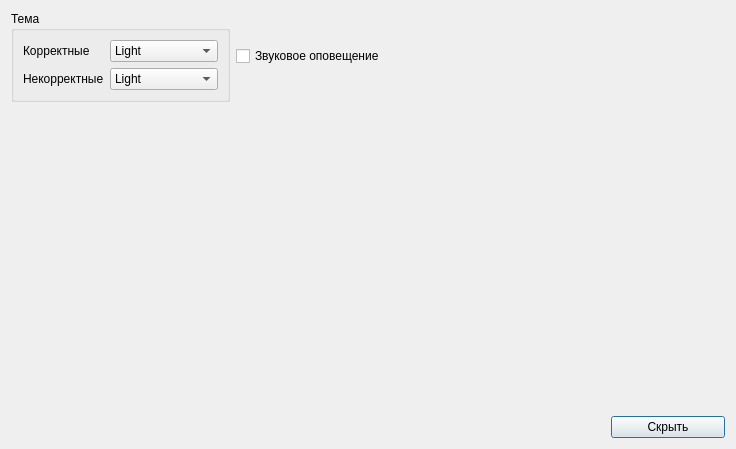
Before: the Qt Designer form auxviewdialog.ui in geophisics/SegdConverter, drawn with Qt 5.
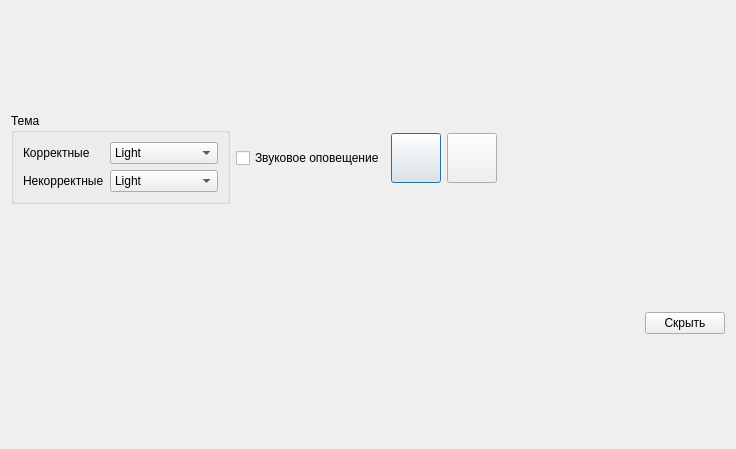
After: the same form once the commit is applied. Icons and pictures are not drawn.

```diff
--- a/auxviewdialog.ui
+++ b/auxviewdialog.ui
@@ -13,8 +13,10 @@
   <property name="windowTitle">
    <string>Dialog</string>
   </property>
-  <layout class="QGridLayout" name="gridLayout_2" rowstretch="0,1,0">
-   <item row="0" column="0">
+  <layout class="QGridLayout" name="gridLayout_2" columnstretch="0,1">
+   <item row="0" column="0" colspan="2">
+    <layout class="QHBoxLayout" name="horizontalLayout_3">
+     <item>
     <widget class="QGroupBox" name="groupBox">
      <property name="title">
       <string>Тема</string>
@@ -134,7 +136,7 @@
      </layout>
     </widget>
    </item>
-   <item row="0" column="1">
+     <item>
     <layout class="QVBoxLayout" name="verticalLayout">
      <item>
       <widget class="QCheckBox" name="soundCheckBox">
@@ -145,7 +147,84 @@
      </item>
     </layout>
    </item>
-   <item row="2" column="0" colspan="3">
+     <item>
+      <layout class="QHBoxLayout" name="horizontalLayout_2">
+       <item>
+        <widget class="QPushButton" name="prevPushButton">
+         <property name="minimumSize">
+          <size>
+           <width>50</width>
+           <height>50</height>
+          </size>
+         </property>
+         <property name="maximumSize">
+          <size>
+           <width>50</width>
+           <height>50</height>
+          </size>
+         </property>
+         <property name="text">
+          <string/>
+         </property>
+         <property name="icon">
+          <iconset resource="icons.qrc">
+           <normaloff>:/icons/imgs/previous.png</normaloff>:/icons/imgs/previous.png</iconset>
+         </property>
+         <property name="iconSize">
+          <size>
+           <width>35</width>
+           <height>35</height>
+          </size>
+         </property>
+        </widget>
+       </item>
+       <item>
+        <widget class="QPushButton" name="nextPushButton">
+         <property name="minimumSize">
+          <size>
+           <width>50</width>
+           <height>50</height>
+          </size>
+         </property>
+         <property name="maximumSize">
+          <size>
+           <width>50</width>
+           <height>50</height>
+          </size>
+         </property>
+         <property name="text">
+          <string/>
+         </property>
+         <property name="icon">
+          <iconset resource="icons.qrc">
+           <normaloff>:/icons/imgs/next.png</normaloff>:/icons/imgs/next.png</iconset>
+         </property>
+         <property name="iconSize">
+          <size>
+           <width>35</width>
+           <height>35</height>
+          </size>
+         </property>
+        </widget>
+       </item>
+      </layout>
+     </item>
+     <item>
+      <spacer name="horizontalSpacer_2">
+       <property name="orientation">
+        <enum>Qt::Horizontal</enum>
+       </property>
+       <property name="sizeHint" stdset="0">
+        <size>
+         <width>339</width>
+         <height>78</height>
+        </size>
+       </property>
+      </spacer>
+     </item>
+    </layout>
+   </item>
+   <item row="2" column="0">
     <spacer name="horizontalSpacer">
      <property name="orientation">
       <enum>Qt::Horizontal</enum>
@@ -158,33 +237,20 @@
      </property>
     </spacer>
    </item>
-   <item row="2" column="3">
+   <item row="2" column="1">
     <widget class="QPushButton" name="hidePushButton">
      <property name="text">
       <string>Скрыть</string>
      </property>
     </widget>
    </item>
-   <item row="1" column="0" colspan="4">
+   <item row="1" column="0" colspan="2">
     <layout class="QHBoxLayout" name="horizontalLayout">
      <property name="spacing">
       <number>0</number>
      </property>
     </layout>
    </item>
-   <item row="0" column="2" colspan="2">
-    <spacer name="horizontalSpacer_2">
-     <property name="orientation">
-      <enum>Qt::Horizontal</enum>
-     </property>
-     <property name="sizeHint" stdset="0">
-      <size>
-       <width>339</width>
-       <height>78</height>
-      </size>
-     </property>
-    </spacer>
-   </item>
   </layout>
  </widget>
  <resources/>
```
Left out of the diff: 4 changed lines with no effect on the pictures. Lines whose indentation alone changed are shown as unchanged.
